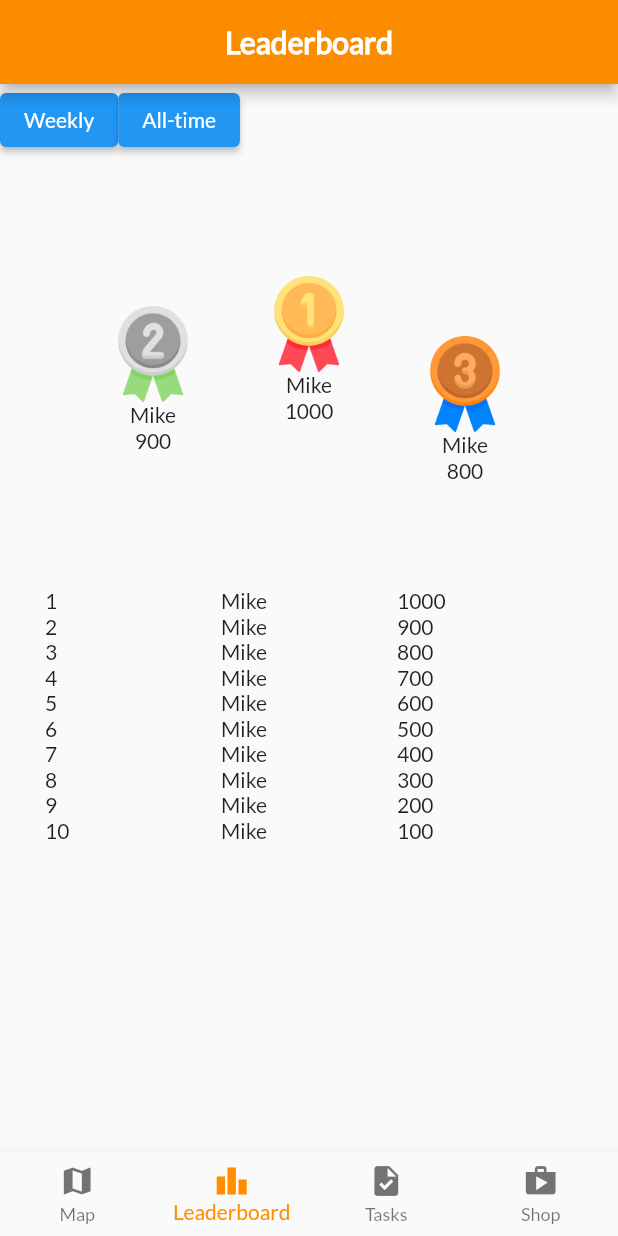
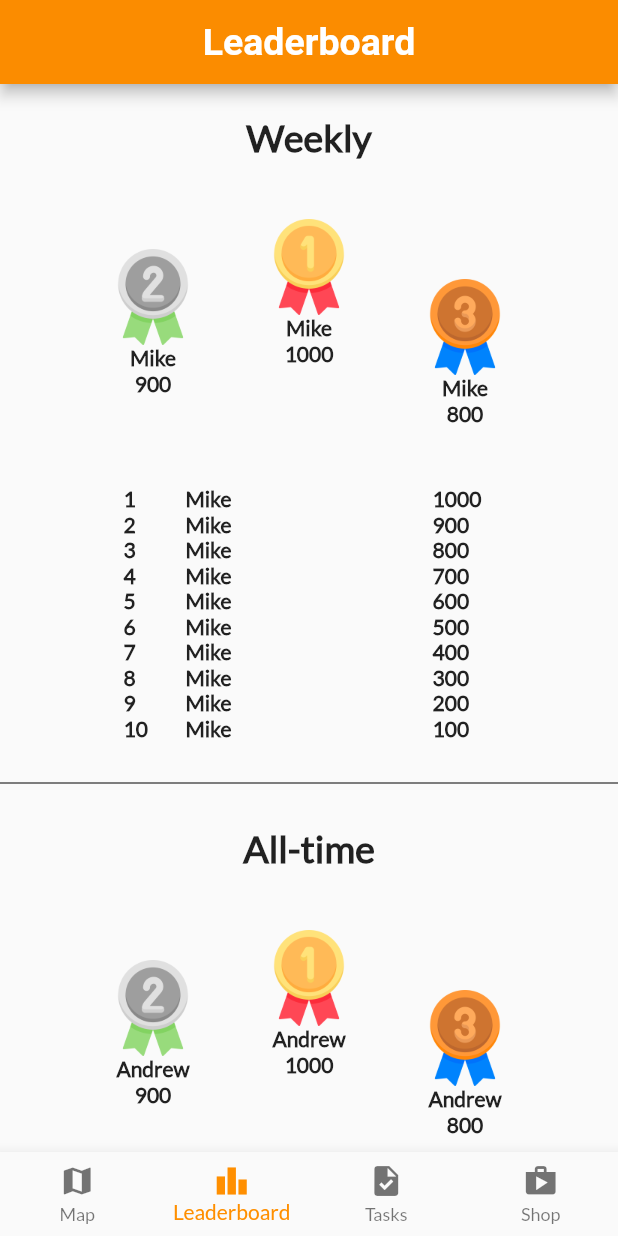
Before and after one commit to HackaTUM22/Inspect, a Flutter app: the screen it shows after launch, item 2 of the bottom bar chosen, on a phone screen of 412 x 824 dp. Run offline on Flutter 3.47's test engine with Material 2 defaults, Android fonts, the phone set to English and light mode, and no system bars; our stand-ins replace file_picker, flutter_map, geolocator, image_picker, latlong; missing offline and left inert: flutter_map_marker_cluster, flutter_map_marker_popup, map_controller; network calls fail.

Commit message:
leaderboard fixed

```diff
--- a/lib/leader.dart
+++ b/lib/leader.dart
@@ -43,20 +43,14 @@ class _LeaderState extends State<Leader> {
 
   @override
   Widget build(BuildContext context) {
+    _widgets.add(Center(child:Padding(padding:EdgeInsets.only(top:20), child: Text("Weekly", style: TextStyle(fontWeight: FontWeight.bold, fontSize: 25)))));
     _widgets.add(Leaderboard(data: data1));
+    _widgets.add(Divider(color: Colors.black));
+    _widgets.add(Center(child:Padding(padding:EdgeInsets.only(top:20), child: Text("All-time", style: TextStyle(fontWeight: FontWeight.bold, fontSize: 25)))));
     _widgets.add(Leaderboard(data: data2));
-    return Center(
+    return SingleChildScrollView(
       child: Column(
-        children: [
-          Row(
-            children: [
-              ElevatedButton(onPressed: () => _selectedIndex = 0, child: Text('Weekly')),
-              ElevatedButton(onPressed: () => _selectedIndex = 1, child: Text('All-time')),
-            ],
-          ),
-
-          _widgets[_selectedIndex],
-        ]
+        children: _widgets
       )
     );
   }
--- a/lib/leaderboard.dart
+++ b/lib/leaderboard.dart
@@ -10,7 +10,7 @@ class Leaderboard extends StatelessWidget {
     return Column(
       children: [
         Padding(
-          padding: EdgeInsets.all(40),
+          padding: EdgeInsets.only(bottom:20),
             child: Row(
               mainAxisAlignment: MainAxisAlignment.center,
               crossAxisAlignment: CrossAxisAlignment.center,
@@ -23,8 +23,8 @@ class Leaderboard extends StatelessWidget {
                         image: AssetImage("assets/images/silver.png"),
                         width: 64,
                       ),
-                      Text(data[1][1]),
-                      Text(data[1][2]),
+                      Text(data[1][1], style: TextStyle(fontWeight: FontWeight.bold)),
+                      Text(data[1][2], style: TextStyle(fontWeight: FontWeight.bold)),
                     ],
                   ),
                 ),
@@ -34,8 +34,8 @@ class Leaderboard extends StatelessWidget {
                       image: AssetImage("assets/images/gold.png"),
                       width: 64,
                     ),
-                    Text(data[0][1]),
-                    Text(data[0][2]),
+                    Text(data[0][1], style: TextStyle(fontWeight: FontWeight.bold)),
+                    Text(data[0][2], style: TextStyle(fontWeight: FontWeight.bold)),
                   ],
                 ),
                 Padding(
@@ -46,8 +46,8 @@ class Leaderboard extends StatelessWidget {
                         image: AssetImage("assets/images/bronze.png"),
                         width: 64,
                       ),
-                      Text(data[2][1]),
-                      Text(data[2][2]),
+                      Text(data[2][1], style: TextStyle(fontWeight: FontWeight.bold)),
+                      Text(data[2][2], style: TextStyle(fontWeight: FontWeight.bold)),
                     ],
                   ),
                 ),
@@ -55,19 +55,24 @@ class Leaderboard extends StatelessWidget {
             ),
           ),
         Padding(
-          padding: EdgeInsets.all(30),
+          padding: EdgeInsets.only(left: MediaQuery.of(context).size.width/5, right: MediaQuery.of(context).size.width/5, top: 20, bottom: 20),
           child: Table(
+              columnWidths: const {
+                0: FlexColumnWidth(1),
+                1: FlexColumnWidth(4),
+                2: FlexColumnWidth(1),
+              },
               children: List.generate(10, (index) {
                 return TableRow(
                     children: [
                       TableCell(
-                        child: Text(data[index][0]),
+                        child: Text(data[index][0], style: TextStyle(fontWeight: FontWeight.bold)),
                       ),
                       TableCell(
-                        child: Text(data[index][1]),
+                        child: Text(data[index][1], style: TextStyle(fontWeight: FontWeight.bold)),
                       ),
                       TableCell(
-                        child: Text(data[index][2]),
+                        child: Text(data[index][2], style: TextStyle(fontWeight: FontWeight.bold)),
                       )
                     ]
                 );
--- a/lib/main.dart
+++ b/lib/main.dart
@@ -81,6 +81,7 @@ class _MyHomePageState extends State<MyHomePage> {
       appBar: AppBar(
         title: Center(child:Text(_titles[_selectedIndex], style: const TextStyle(fontWeight: FontWeight.bold))),
         backgroundColor: Colors.orange[600],
+        titleTextStyle: TextStyle(fontSize: 25),
       ),
       body: Center(
           child: _widgets[_selectedIndex]
```
